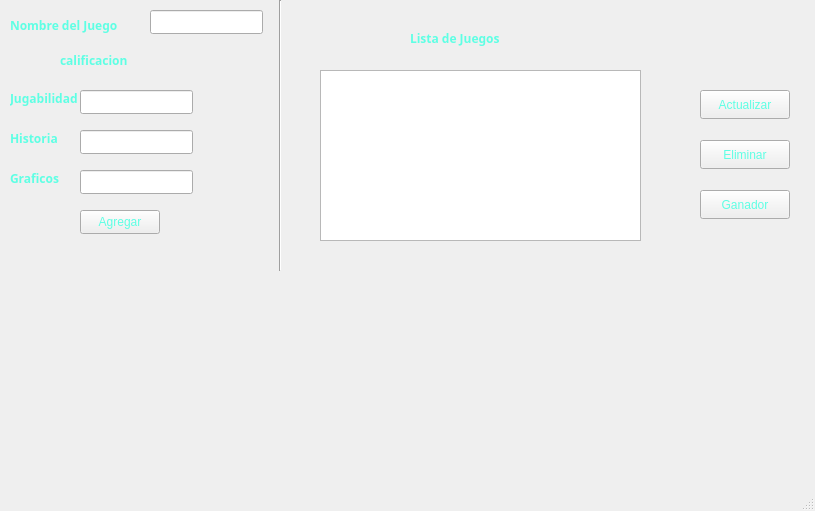
The window that mainwindow.ui (joseph3-sketch/Proyecto1) describes before a commit, drawn with Qt 5.
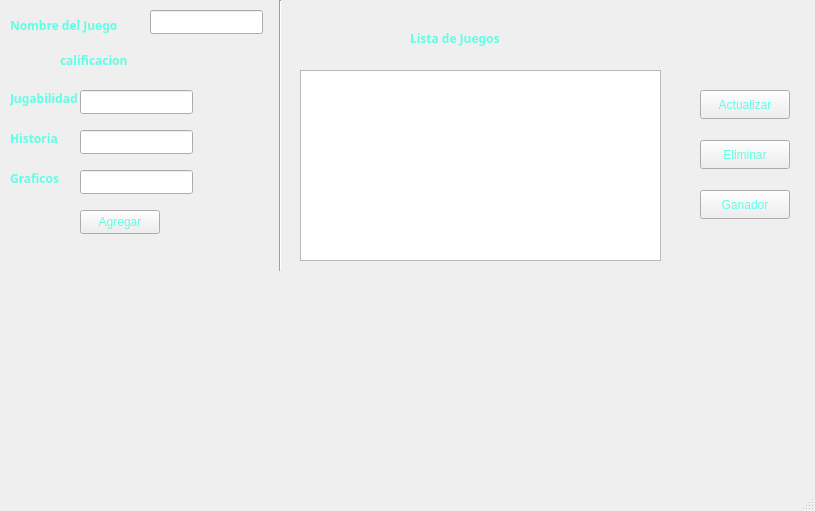
The same window after the commit.

Commit message: creacion de funciones eliminar y actualizar

```diff
--- a/mainwindow.ui
+++ b/mainwindow.ui
@@ -208,10 +208,10 @@
    <widget class="QTableWidget" name="mostarLista">
     <property name="geometry">
      <rect>
-      <x>320</x>
+      <x>300</x>
       <y>70</y>
-      <width>321</width>
-      <height>171</height>
+      <width>361</width>
+      <height>191</height>
      </rect>
     </property>
    </widget>
```
Left out of the diff: 6 changed lines with no effect on the pictures. The commit also changes 2 other files.
